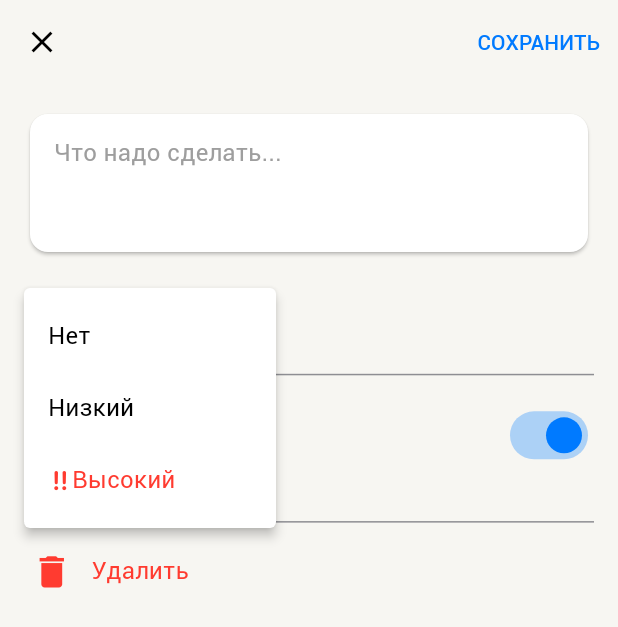
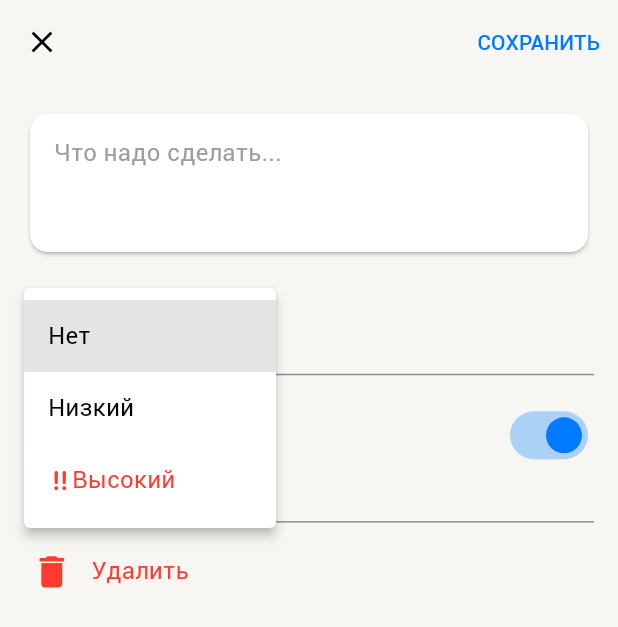
Before and after one commit to smirnovdevel/to_do_list, a Flutter app: the EditPage screen opened directly with empty values, after a tap on "Важность", on a phone screen of 412 x 824 dp. Shown: the top 627 px of the screen. Run offline on Flutter 3.47's test engine with Material 2 defaults, Android fonts, the phone set to English and light mode, and no system bars; our stand-ins replace equatable, flutter_bloc, get_it, logger, sqflite; accounts and stored records are empty.

Commit message:
Adding popup widget

```diff
--- a/lib/presentation/screens/edit_page.dart
+++ b/lib/presentation/screens/edit_page.dart
@@ -7,6 +7,7 @@ import 'package:intl/date_symbol_data_local.dart';
 import '../../bloc/task_bloc.dart';
 import '../../routes/navigation.dart';
 import '../widgets/build_items_popup_menu.dart';
+import '../widgets/hint_popup_menu_widget.dart';
 import '../widgets/row_delete_item_widget.dart';
 import '../widgets/task_text_field_widget.dart';
 
@@ -26,7 +27,7 @@ class EditPage extends StatefulWidget {
 
 class _EditPageState extends State<EditPage> {
   final TextEditingController _controller = TextEditingController();
-  List<String> popupMenuHints = ['Нет', 'Низкий', 'Высокий'];
+
   DateFormat dateFormat = DateFormat('dd MMMM yyyy');
   late bool _active;
   late int _priority;
@@ -204,12 +205,13 @@ class _EditPageState extends State<EditPage> {
     return Padding(
       padding: const EdgeInsets.only(top: 20.0),
       child: PopupMenuButton<int>(
-        initialValue: null,
+        initialValue: _priority,
         position: PopupMenuPosition.over,
         color: Theme.of(context).popupMenuTheme.color,
         onSelected: (value) {
-          _priority = value;
-          setState(() {});
+          setState(() {
+            _priority = value;
+          });
         },
         child: Column(
           crossAxisAlignment: CrossAxisAlignment.start,
@@ -218,10 +220,7 @@ class _EditPageState extends State<EditPage> {
               'Важность',
               style: Theme.of(context).textTheme.bodyMedium,
             ),
-            Text(
-              popupMenuHints[_priority],
-              style: Theme.of(context).textTheme.titleSmall,
-            ),
+            HintPopupMenuWidget(value: _priority),
           ],
         ),
         itemBuilder: (BuildContext context) => popupMenuItems,
--- a/lib/presentation/widgets/header_task_widget.dart
+++ b/lib/presentation/widgets/header_task_widget.dart
@@ -65,8 +65,8 @@ class HeaderTaskWidget extends StatelessWidget {
                         alignment: Alignment.bottomRight,
                         child: Icon(
                           provider.visible
-                              ? AppIcons.visibility
-                              : AppIcons.visibilityOff,
+                              ? AppIcons.visibilityOff
+                              : AppIcons.visibility,
                           weight: provider.visible ? 18 : 22,
                           size: 20,
                         )),
--- /dev/null
+++ b/lib/presentation/widgets/hint_popup_menu_widget.dart
@@ -0,0 +1,38 @@
+import 'package:flutter/material.dart';
+
+import '../../common/app_icons.dart';
+
+class HintPopupMenuWidget extends StatelessWidget {
+  const HintPopupMenuWidget({super.key, required this.value});
+
+  final int value;
+  @override
+  Widget build(BuildContext context) {
+    switch (value) {
+      case 0:
+        return Text(
+          'Нет',
+          style: Theme.of(context).textTheme.titleSmall,
+        );
+      case 1:
+        return Text(
+          'Низкий',
+          style: Theme.of(context).textTheme.titleSmall,
+        );
+      default:
+        return Row(
+          children: [
+            Icon(
+              AppIcons.priority,
+              size: 16.0,
+              color: Theme.of(context).colorScheme.secondaryContainer,
+            ),
+            Text('Высокий',
+                style: Theme.of(context).textTheme.titleSmall!.copyWith(
+                      color: Theme.of(context).colorScheme.onSecondary,
+                    )),
+          ],
+        );
+    }
+  }
+}
```
